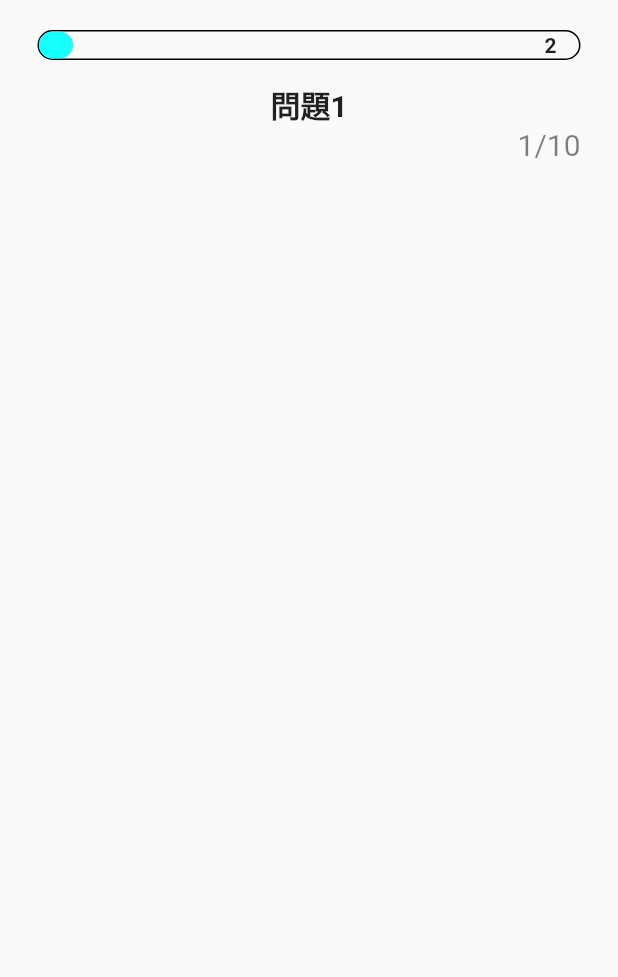
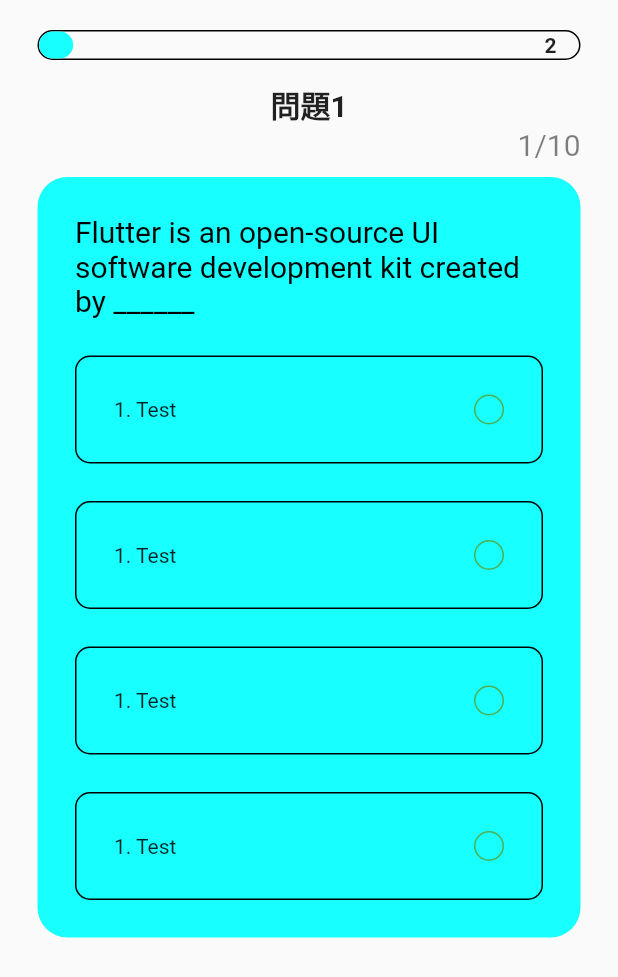
Before and after one commit to tomohiro1024/flutter_football, a Flutter app: the Body screen opened directly, on a phone screen of 412 x 824 dp. Shown: the top 977 px of the screen. Run offline on Flutter 3.47's test engine with Material 2 defaults, Android fonts, the phone set to English and light mode, and no system bars; our stand-ins replace get.

Commit message:
add questionCard and option

```diff
--- /dev/null
+++ b/lib/models/Questions.dart
@@ -0,0 +1,35 @@
+class Question {
+  final int? id, answer;
+  final String? question;
+  final List<String>? options;
+
+  Question({this.id, this.question, this.answer, this.options});
+}
+
+const List sample_data = [
+  {
+    "id": 1,
+    "question":
+        "Flutter is an open-source UI software development kit created by ______",
+    "options": ['Apple', 'Google', 'Facebook', 'Microsoft'],
+    "answer_index": 1,
+  },
+  {
+    "id": 2,
+    "question": "When google release Flutter.",
+    "options": ['Jun 2017', 'Jun 2017', 'May 2017', 'May 2018'],
+    "answer_index": 2,
+  },
+  {
+    "id": 3,
+    "question": "A memory location that holds a single letter or number.",
+    "options": ['Double', 'Int', 'Char', 'Word'],
+    "answer_index": 2,
+  },
+  {
+    "id": 4,
+    "question": "What command do you use to output data to the screen?",
+    "options": ['Cin', 'Count>>', 'Cout', 'Output>>'],
+    "answer_index": 2,
+  },
+];
--- a/lib/screens/quiz/components/body.dart
+++ b/lib/screens/quiz/components/body.dart
@@ -2,7 +2,9 @@ import 'package:flutter/material.dart';
 import 'package:flutter/rendering.dart';
 import 'package:flutter/src/widgets/framework.dart';
 import 'package:flutter/src/widgets/placeholder.dart';
+import 'package:flutter_footbool/models/Questions.dart';
 import 'package:flutter_footbool/screens/quiz/components/progress_bar.dart';
+import 'package:flutter_footbool/screens/quiz/components/question_card.dart';
 
 class Body extends StatelessWidget {
   const Body({super.key});
@@ -27,7 +29,7 @@ class Body extends StatelessWidget {
               ),
               Row(
                 children: [
-                  Spacer(),
+                  const Spacer(),
                   Text(
                     "1/10",
                     style: TextStyle(
@@ -36,7 +38,9 @@ class Body extends StatelessWidget {
                     ),
                   ),
                 ],
-              )
+              ),
+              const SizedBox(height: 10),
+              QuestionCard()
             ],
           ),
         ),
--- /dev/null
+++ b/lib/screens/quiz/components/option.dart
@@ -0,0 +1,33 @@
+import 'package:flutter/material.dart';
+
+class Option extends StatelessWidget {
+  const Option({
+    super.key,
+  });
+
+  @override
+  Widget build(BuildContext context) {
+    return Container(
+      margin: const EdgeInsets.only(top: 25),
+      padding: const EdgeInsets.all(25),
+      decoration: BoxDecoration(
+        border: Border.all(color: Colors.black),
+        borderRadius: BorderRadius.circular(10),
+      ),
+      child: Row(
+        mainAxisAlignment: MainAxisAlignment.spaceBetween,
+        children: [
+          Text("1. Test"),
+          Container(
+            height: 20,
+            width: 20,
+            decoration: BoxDecoration(
+              borderRadius: BorderRadius.circular(40),
+              border: Border.all(color: Colors.green),
+            ),
+          )
+        ],
+      ),
+    );
+  }
+}
--- /dev/null
+++ b/lib/screens/quiz/components/question_card.dart
@@ -0,0 +1,37 @@
+import 'package:flutter/material.dart';
+
+import '../../../models/Questions.dart';
+import 'body.dart';
+import 'option.dart';
+
+class QuestionCard extends StatelessWidget {
+  const QuestionCard({
+    super.key,
+  });
+
+  @override
+  Widget build(BuildContext context) {
+    return Container(
+      padding: const EdgeInsets.all(25),
+      decoration: BoxDecoration(
+        color: Colors.cyanAccent,
+        borderRadius: BorderRadius.circular(20),
+      ),
+      child: Column(
+        children: [
+          Text(
+            sample_data[0]["question"],
+            style: const TextStyle(
+              fontSize: 20.0,
+              color: Colors.black,
+            ),
+          ),
+          Option(),
+          Option(),
+          Option(),
+          Option(),
+        ],
+      ),
+    );
+  }
+}
```
